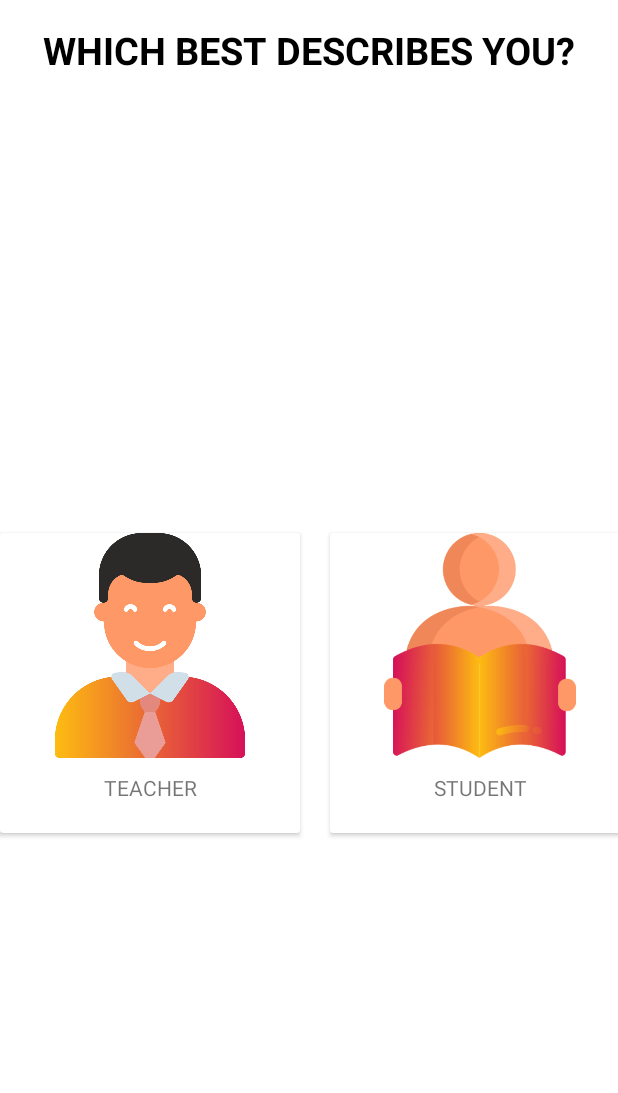
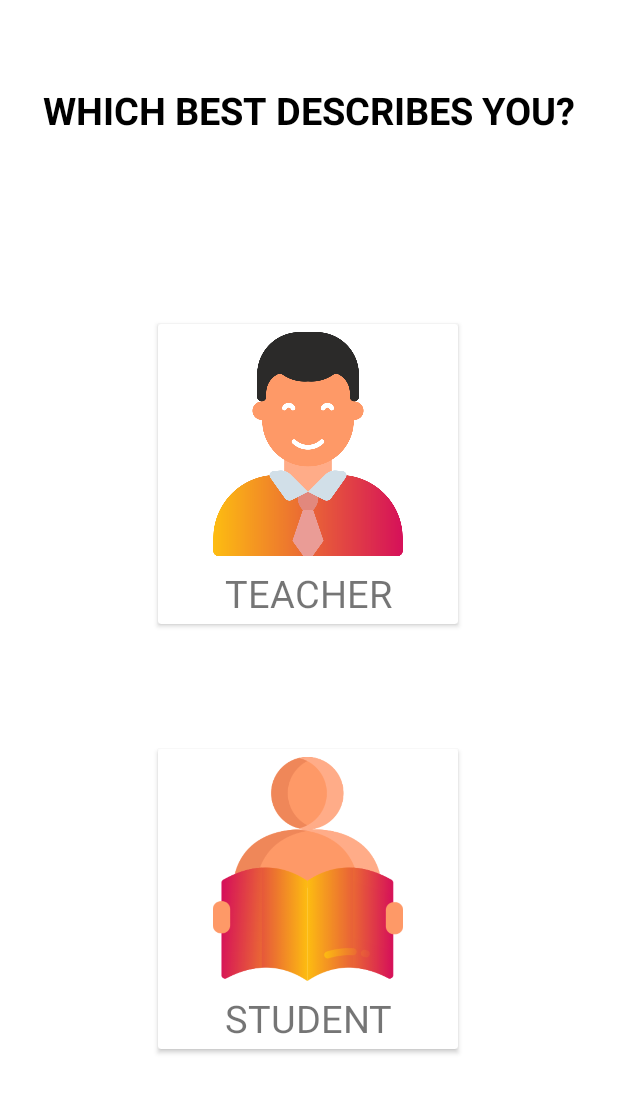
Before and after one commit to animesh-anand-dev/Edify, an Android app: the layout activity_category_selection.xml on its own in the app's theme, with its tools: preview values and no code run, on a phone screen of 412 x 824 dp. Shown: the top 1093 px of the screen. Run offline under Robolectric (Android 15) with nearby library versions, the phone set to English and light mode, and no system bars.

Commit message:
Fixes the design in Category Selecion

```diff
--- a/app/src/main/java/com/edify/app/IntroductoryActivity.java
+++ b/app/src/main/java/com/edify/app/IntroductoryActivity.java
@@ -27,6 +27,6 @@ public class IntroductoryActivity extends AppCompatActivity {
             public void run() {
                 startActivity(new Intent(getApplicationContext(), OnBoardingActivity.class));
             }
-        }, 3000);
+        }, 4000);
     }
 }
--- a/app/src/main/java/com/edify/app/OnBoardingActivity.java
+++ b/app/src/main/java/com/edify/app/OnBoardingActivity.java
@@ -52,7 +52,7 @@ public class OnBoardingActivity extends AppCompatActivity {
                 if (onboardingViewPager.getCurrentItem() + 1 < onboardingAdapter.getItemCount()) {
                     onboardingViewPager.setCurrentItem(onboardingViewPager.getCurrentItem() + 1);
                 } else {
-                    startActivity(new Intent(getApplicationContext(), MainActivity.class));
+                    startActivity(new Intent(getApplicationContext(), CategorySelectionActivity.class));
                     finish();
                 }
             }
--- a/app/src/main/res/layout/activity_category_selection.xml
+++ b/app/src/main/res/layout/activity_category_selection.xml
@@ -11,7 +11,7 @@
         android:id="@+id/category"
         android:layout_width="match_parent"
         android:layout_height="wrap_content"
-        android:layout_marginTop="16dp"
+        android:layout_marginTop="56dp"
         android:gravity="center_horizontal"
         android:text="@string/category"
         android:textColor="@color/black"
@@ -20,7 +20,6 @@
         app:layout_constraintEnd_toEndOf="parent"
         app:layout_constraintHorizontal_bias="0.0"
         app:layout_constraintStart_toStartOf="parent"
-
         app:layout_constraintTop_toTopOf="parent" />
 
     <androidx.cardview.widget.CardView
@@ -29,12 +28,12 @@
         android:layout_height="200dp"
         android:clickable="true"
         app:cardCornerRadius="2dp"
-        app:layout_constraintBottom_toBottomOf="parent"
+        app:layout_constraintBottom_toTopOf="@+id/student"
+        app:layout_constraintEnd_toEndOf="parent"
+        app:layout_constraintHorizontal_bias="0.497"
         app:layout_constraintStart_toStartOf="parent"
         app:layout_constraintTop_toBottomOf="@+id/category"
-        app:layout_constraintVertical_bias="0.531"
-        android:layout_marginRight="20dp">
-
+        app:layout_constraintVertical_bias="0.6">
 
             <LinearLayout
                 android:layout_width="wrap_content"
@@ -43,36 +42,34 @@
 
                 <ImageView
                     android:layout_width="match_parent"
-                android:layout_height="150dp"
+                    android:layout_height="160dp"
+                    android:padding="5dp"
                     android:src="@drawable/teacher">
-
                 </ImageView>
 
                 <TextView
                     android:layout_width="match_parent"
-                android:layout_height="50dp"
+                    android:layout_height="40dp"
                     android:gravity="center_horizontal"
                     android:text="TEACHER"
-                android:paddingTop="10dp">
-
+                    android:layout_marginTop="2dp"
+                    android:textSize="25sp">
                 </TextView>
             </LinearLayout>
     </androidx.cardview.widget.CardView>
 
-
     <androidx.cardview.widget.CardView
+        android:id="@+id/student"
         android:layout_width="200dp"
         android:layout_height="200dp"
         android:clickable="true"
-        android:id="@+id/student"
         app:cardCornerRadius="2dp"
         app:layout_constraintBottom_toBottomOf="parent"
         app:layout_constraintEnd_toEndOf="parent"
-        app:layout_constraintHorizontal_bias="0.0"
-        app:layout_constraintStart_toEndOf="@+id/teacher"
+        app:layout_constraintHorizontal_bias="0.497"
+        app:layout_constraintStart_toStartOf="parent"
         app:layout_constraintTop_toBottomOf="@+id/category"
-        app:layout_constraintVertical_bias="0.531"
-        android:layout_marginLeft="20dp">
+        app:layout_constraintVertical_bias="0.766">
 
             <LinearLayout
                 android:layout_width="wrap_content"
@@ -81,18 +78,18 @@
 
                 <ImageView
                     android:layout_width="match_parent"
-                android:layout_height="150dp"
+                    android:layout_height="160dp"
+                    android:padding="5dp"
                     android:src="@drawable/student">
-
                 </ImageView>
 
                 <TextView
                     android:layout_width="match_parent"
-                android:layout_height="50dp"
+                    android:layout_height="40dp"
                     android:gravity="center_horizontal"
-                android:paddingTop="10dp"
+                    android:layout_marginTop="2dp"
+                    android:textSize="25sp"
                     android:text="STUDENT">
-
                 </TextView>
             </LinearLayout>
     </androidx.cardview.widget.CardView>
```
Also changed, not shown: app/src/main/AndroidManifest.xml (+7 -1 lines), app/src/main/res/layout/activity_introductory.xml (+8 -8 lines). Lines whose indentation alone changed are shown as unchanged.
